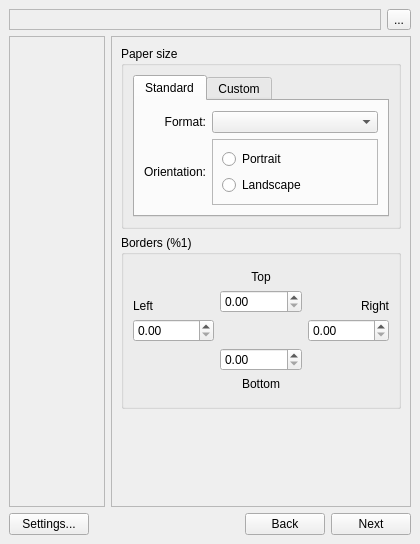
Above: PosteRazor/source/posterazor_ui_qt/PosteRazorDialog.ui from aportale/posterazor before the change. Below: the same form after it.
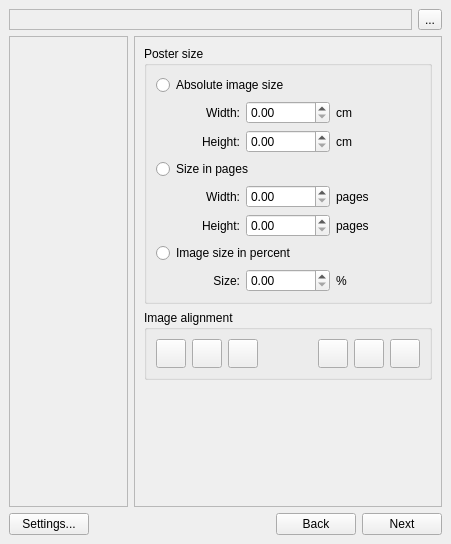
That is the form after the change. The open tabs and pages were chosen to show the change. Icons and pictures are not drawn.

Patch:
```diff
--- a/PosteRazor/source/posterazor_ui_qt/PosteRazorDialog.ui
+++ b/PosteRazor/source/posterazor_ui_qt/PosteRazorDialog.ui
@@ -8,7 +8,7 @@
    <rect>
     <x>0</x>
     <y>0</y>
-    <width>420</width>
+    <width>451</width>
     <height>544</height>
    </rect>
   </property>
@@ -72,7 +72,7 @@
         <widget class="QFrame" name="frame" >
          <property name="sizePolicy" >
           <sizepolicy>
-           <hsizetype>1</hsizetype>
+           <hsizetype>3</hsizetype>
            <vsizetype>5</vsizetype>
            <horstretch>0</horstretch>
            <verstretch>0</verstretch>
@@ -311,7 +311,7 @@
                        </widget>
                       </item>
                       <item row="1" column="1" >
-                       <widget class="QFrame" name="frame_2" >
+                       <widget class="QFrame" name="frame" >
                         <property name="sizePolicy" >
                          <sizepolicy>
                           <hsizetype>3</hsizetype>
@@ -440,7 +440,7 @@
                    <number>0</number>
                   </property>
                   <property name="spacing" >
-                   <number>6</number>
+                   <number>0</number>
                   </property>
                   <item row="3" column="2" >
                    <spacer>
@@ -459,7 +459,7 @@
                    <widget class="QDoubleSpinBox" name="doubleSpinBox_2" />
                   </item>
                   <item row="0" column="1" >
-                   <widget class="QLabel" name="" >
+                   <widget class="QLabel" name="label" >
                     <property name="text" >
                      <string>Top</string>
                     </property>
@@ -485,7 +485,7 @@
                    </spacer>
                   </item>
                   <item row="1" column="0" >
-                   <widget class="QLabel" name="" >
+                   <widget class="QLabel" name="label" >
                     <property name="text" >
                      <string>Left</string>
                     </property>
@@ -537,7 +537,7 @@
                    </spacer>
                   </item>
                   <item row="1" column="2" >
-                   <widget class="QLabel" name="" >
+                   <widget class="QLabel" name="label" >
                     <property name="text" >
                      <string>Right</string>
                     </property>
@@ -563,7 +563,7 @@
                    </spacer>
                   </item>
                   <item row="4" column="1" >
-                   <widget class="QLabel" name="" >
+                   <widget class="QLabel" name="label" >
                     <property name="text" >
                      <string>Bottom</string>
                     </property>
@@ -607,6 +607,390 @@
            </item>
           </layout>
          </widget>
+         <widget class="QWidget" name="m_overlappingStep" />
+         <widget class="QWidget" name="m_posterSizeStep" >
+          <layout class="QVBoxLayout" >
+           <property name="margin" >
+            <number>9</number>
+           </property>
+           <property name="spacing" >
+            <number>6</number>
+           </property>
+           <item>
+            <widget class="QGroupBox" name="groupBox" >
+             <property name="title" >
+              <string>Poster size</string>
+             </property>
+             <layout class="QVBoxLayout" >
+              <property name="margin" >
+               <number>9</number>
+              </property>
+              <property name="spacing" >
+               <number>6</number>
+              </property>
+              <item>
+               <layout class="QGridLayout" >
+                <property name="margin" >
+                 <number>0</number>
+                </property>
+                <property name="spacing" >
+                 <number>6</number>
+                </property>
+                <item row="4" column="2" >
+                 <widget class="QLabel" name="label" >
+                  <property name="text" >
+                   <string>pages</string>
+                  </property>
+                 </widget>
+                </item>
+                <item row="5" column="1" >
+                 <widget class="QDoubleSpinBox" name="m_posterAbsoluteHeightInput" />
+                </item>
+                <item row="2" column="2" >
+                 <widget class="QLabel" name="m_posterAbsoluteHeightDimensionUnitLabel" >
+                  <property name="text" >
+                   <string>cm</string>
+                  </property>
+                 </widget>
+                </item>
+                <item row="5" column="2" >
+                 <widget class="QLabel" name="label" >
+                  <property name="text" >
+                   <string>pages</string>
+                  </property>
+                 </widget>
+                </item>
+                <item row="2" column="0" >
+                 <widget class="QLabel" name="label" >
+                  <property name="text" >
+                   <string>Height:</string>
+                  </property>
+                  <property name="alignment" >
+                   <set>Qt::AlignRight|Qt::AlignTrailing|Qt::AlignVCenter</set>
+                  </property>
+                 </widget>
+                </item>
+                <item row="6" column="0" colspan="3" >
+                 <widget class="QRadioButton" name="m_posterSizePercentualRadioButton" >
+                  <property name="text" >
+                   <string>Image size in percent</string>
+                  </property>
+                 </widget>
+                </item>
+                <item row="0" column="0" colspan="3" >
+                 <widget class="QRadioButton" name="m_posterSizeAbsoluteRadioButton" >
+                  <property name="text" >
+                   <string>Absolute image size</string>
+                  </property>
+                 </widget>
+                </item>
+                <item row="1" column="2" >
+                 <widget class="QLabel" name="m_posterAbsoluteWidthDimensionUnitLabel" >
+                  <property name="text" >
+                   <string>cm</string>
+                  </property>
+                 </widget>
+                </item>
+                <item row="4" column="1" >
+                 <widget class="QDoubleSpinBox" name="m_posterPagesWidthInput" />
+                </item>
+                <item row="3" column="0" colspan="3" >
+                 <widget class="QRadioButton" name="m_posterSizeInPagesRadioButton" >
+                  <property name="text" >
+                   <string>Size in pages</string>
+                  </property>
+                 </widget>
+                </item>
+                <item row="4" column="0" >
+                 <widget class="QLabel" name="label" >
+                  <property name="text" >
+                   <string>Width:</string>
+                  </property>
+                  <property name="alignment" >
+                   <set>Qt::AlignRight|Qt::AlignTrailing|Qt::AlignVCenter</set>
+                  </property>
+                 </widget>
+                </item>
+                <item row="2" column="1" >
+                 <widget class="QDoubleSpinBox" name="m_posterAbsoluteHeightInput" />
+                </item>
+                <item row="1" column="0" >
+                 <widget class="QLabel" name="label" >
+                  <property name="text" >
+                   <string>Width:</string>
+                  </property>
+                  <property name="alignment" >
+                   <set>Qt::AlignRight|Qt::AlignTrailing|Qt::AlignVCenter</set>
+                  </property>
+                 </widget>
+                </item>
+                <item row="1" column="1" >
+                 <widget class="QDoubleSpinBox" name="m_posterAbsoluteWidthInput" />
+                </item>
+                <item row="5" column="0" >
+                 <widget class="QLabel" name="label" >
+                  <property name="text" >
+                   <string>Height:</string>
+                  </property>
+                  <property name="alignment" >
+                   <set>Qt::AlignRight|Qt::AlignTrailing|Qt::AlignVCenter</set>
+                  </property>
+                 </widget>
+                </item>
+                <item row="7" column="0" >
+                 <widget class="QLabel" name="label" >
+                  <property name="text" >
+                   <string>Size:</string>
+                  </property>
+                  <property name="alignment" >
+                   <set>Qt::AlignRight|Qt::AlignTrailing|Qt::AlignVCenter</set>
+                  </property>
+                 </widget>
+                </item>
+                <item row="7" column="1" >
+                 <widget class="QDoubleSpinBox" name="m_posterPercentualSizeInput" />
+                </item>
+                <item row="7" column="2" >
+                 <widget class="QLabel" name="label" >
+                  <property name="text" >
+                   <string>%</string>
+                  </property>
+                 </widget>
+                </item>
+               </layout>
+              </item>
+             </layout>
+            </widget>
+           </item>
+           <item>
+            <widget class="QGroupBox" name="groupBox" >
+             <property name="title" >
+              <string>Image alignment</string>
+             </property>
+             <layout class="QHBoxLayout" >
+              <property name="margin" >
+               <number>0</number>
+              </property>
+              <property name="spacing" >
+               <number>0</number>
+              </property>
+              <item>
+               <widget class="QWidget" native="1" name="widget" >
+                <layout class="QHBoxLayout" >
+                 <property name="margin" >
+                  <number>9</number>
+                 </property>
+                 <property name="spacing" >
+                  <number>6</number>
+                 </property>
+                 <item>
+                  <layout class="QHBoxLayout" >
+                   <property name="margin" >
+                    <number>0</number>
+                   </property>
+                   <property name="spacing" >
+                    <number>6</number>
+                   </property>
+                   <item>
+                    <widget class="QToolButton" name="m_posterAlignmentTopButton" >
+                     <property name="text" >
+                      <string/>
+                     </property>
+                     <property name="icon" >
+                      <iconset resource="PosteRazorDialogResources.qrc" >:/PosterAlignmentImages/images/alignmentTop.png</iconset>
+                     </property>
+                     <property name="iconSize" >
+                      <size>
+                       <width>22</width>
+                       <height>22</height>
+                      </size>
+                     </property>
+                     <property name="checkable" >
+                      <bool>true</bool>
+                     </property>
+                     <property name="autoExclusive" >
+                      <bool>true</bool>
+                     </property>
+                    </widget>
+                   </item>
+                   <item>
+                    <widget class="QToolButton" name="m_posterAlignmentMiddleButton" >
+                     <property name="text" >
+                      <string/>
+                     </property>
+                     <property name="icon" >
+                      <iconset resource="PosteRazorDialogResources.qrc" >:/PosterAlignmentImages/images/alignmentMiddle.png</iconset>
+                     </property>
+                     <property name="iconSize" >
+                      <size>
+                       <width>22</width>
+                       <height>22</height>
+                      </size>
+                     </property>
+                     <property name="checkable" >
+                      <bool>true</bool>
+                     </property>
+                     <property name="autoExclusive" >
+                      <bool>true</bool>
+                     </property>
+                    </widget>
+                   </item>
+                   <item>
+                    <widget class="QToolButton" name="m_posterAlignmentBottomButton" >
+                     <property name="text" >
+                      <string/>
+                     </property>
+                     <property name="icon" >
+                      <iconset resource="PosteRazorDialogResources.qrc" >:/PosterAlignmentImages/images/alignmentBottom.png</iconset>
+                     </property>
+                     <property name="iconSize" >
+                      <size>
+                       <width>22</width>
+                       <height>22</height>
+                      </size>
+                     </property>
+                     <property name="checkable" >
+                      <bool>true</bool>
+                     </property>
+                     <property name="autoExclusive" >
+                      <bool>true</bool>
+                     </property>
+                    </widget>
+                   </item>
+                  </layout>
+                 </item>
+                </layout>
+               </widget>
+              </item>
+              <item>
+               <spacer>
+                <property name="orientation" >
+                 <enum>Qt::Horizontal</enum>
+                </property>
+                <property name="sizeHint" >
+                 <size>
+                  <width>42</width>
+                  <height>30</height>
+                 </size>
+                </property>
+               </spacer>
+              </item>
+              <item>
+               <widget class="QWidget" native="1" name="widget" >
+                <layout class="QHBoxLayout" >
+                 <property name="margin" >
+                  <number>9</number>
+                 </property>
+                 <property name="spacing" >
+                  <number>6</number>
+                 </property>
+                 <item>
+                  <layout class="QHBoxLayout" >
+                   <property name="margin" >
+                    <number>0</number>
+                   </property>
+                   <property name="spacing" >
+                    <number>6</number>
+                   </property>
+                   <item>
+                    <widget class="QToolButton" name="m_posterAlignmentLeftButton" >
+                     <property name="text" >
+                      <string/>
+                     </property>
+                     <property name="icon" >
+                      <iconset resource="PosteRazorDialogResources.qrc" >:/PosterAlignmentImages/images/alignmentLeft.png</iconset>
+                     </property>
+                     <property name="iconSize" >
+                      <size>
+                       <width>22</width>
+                       <height>22</height>
+                      </size>
+                     </property>
+                     <property name="checkable" >
+                      <bool>true</bool>
+                     </property>
+                     <property name="autoExclusive" >
+                      <bool>true</bool>
+                     </property>
+                    </widget>
+                   </item>
+                   <item>
+                    <widget class="QToolButton" name="m_posterAlignmentCenterButton" >
+                     <property name="text" >
+                      <string/>
+                     </property>
+                     <property name="icon" >
+                      <iconset resource="PosteRazorDialogResources.qrc" >:/PosterAlignmentImages/images/alignmentCenter.png</iconset>
+                     </property>
+                     <property name="iconSize" >
+                      <size>
+                       <width>22</width>
+                       <height>22</height>
+                      </size>
+                     </property>
+                     <property name="checkable" >
+                      <bool>true</bool>
+                     </property>
+                     <property name="autoExclusive" >
+                      <bool>true</bool>
+                     </property>
+                    </widget>
+                   </item>
+                   <item>
+                    <widget class="QToolButton" name="m_posterAlignmentRightButton" >
+                     <property name="text" >
+                      <string/>
+                     </property>
+                     <property name="icon" >
+                      <iconset resource="PosteRazorDialogResources.qrc" >:/PosterAlignmentImages/images/alignmentRight.png</iconset>
+                     </property>
+                     <property name="iconSize" >
+                      <size>
+                       <width>22</width>
+                       <height>22</height>
+                      </size>
+                     </property>
+                     <property name="checkable" >
+                      <bool>true</bool>
+                     </property>
+                     <property name="autoExclusive" >
+                      <bool>true</bool>
+                     </property>
+                    </widget>
+                   </item>
+                  </layout>
+                 </item>
+                </layout>
+               </widget>
+              </item>
+             </layout>
+            </widget>
+           </item>
+           <item>
+            <spacer>
+             <property name="orientation" >
+              <enum>Qt::Vertical</enum>
+             </property>
+             <property name="sizeHint" >
+              <size>
+               <width>20</width>
+               <height>40</height>
+              </size>
+             </property>
+            </spacer>
+           </item>
+           <item>
+            <layout class="QVBoxLayout" >
+             <property name="margin" >
+              <number>0</number>
+             </property>
+             <property name="spacing" >
+              <number>6</number>
+             </property>
+            </layout>
+           </item>
+          </layout>
+         </widget>
         </widget>
        </item>
       </layout>
```
Left out of the diff: 32 changed lines with no effect on the pictures.
